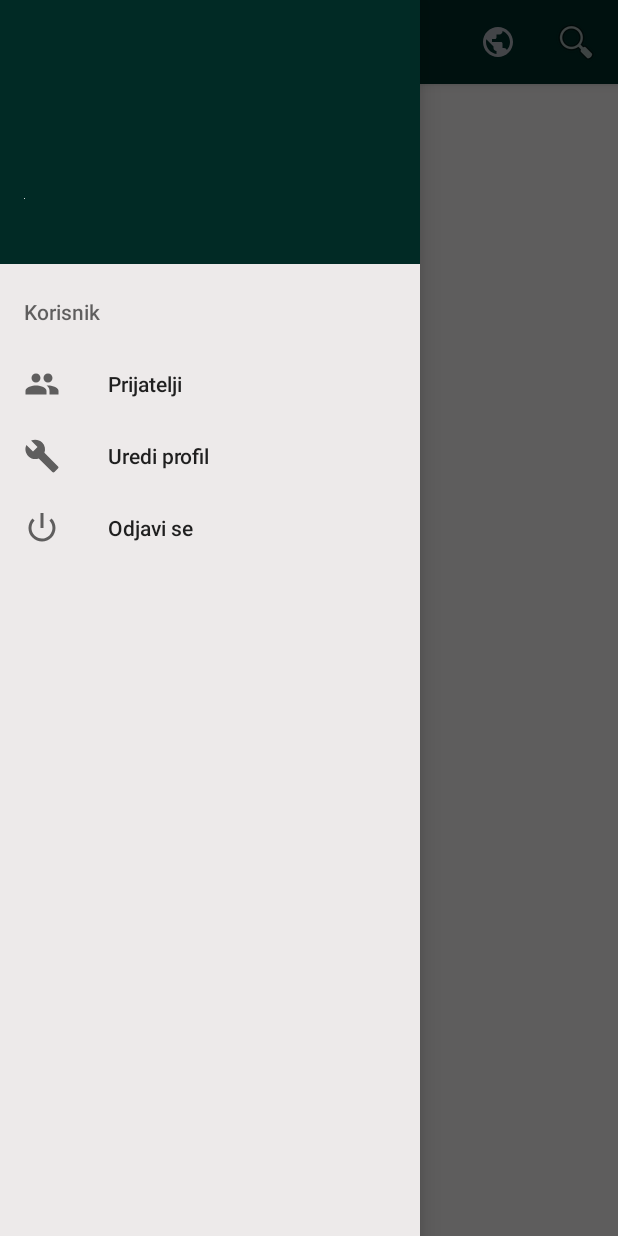
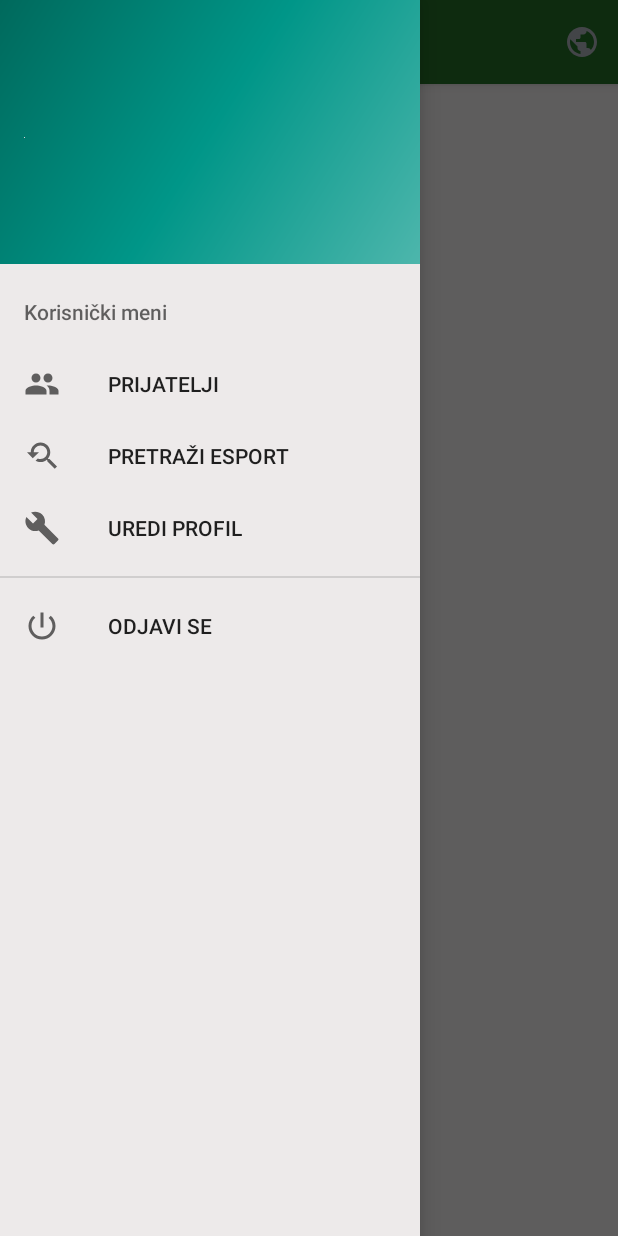
Before and after one commit to davidmak2709/RMA-projekt, an Android app: the screen it shows after launch once a user with an empty profile is signed in (MainActivity), with the side drawer open, on a phone screen of 412 x 824 dp. Run offline under Robolectric (Android 15) with nearby library versions, the phone set to English and light mode, and no system bars; our stand-ins replace Firebase (no records; nobody signed in at launch, a user with empty details on screens opened directly), Picasso; libraries missing offline, so code that uses them is left out: com.facebook, com.facebook.internal, com.facebook.login; 5 statements that could not run were skipped.

Commit message:
Prvo uređenje teme - TODO odrediti boje

```diff
--- a/app/src/main/java/hr/helloworld/david/esports/MainActivity.java
+++ b/app/src/main/java/hr/helloworld/david/esports/MainActivity.java
@@ -57,7 +57,7 @@ public class MainActivity extends AppCompatActivity
         if (firebaseUser != null) {
             Picasso.with(MainActivity.this)
                     .load(firebaseUser.getPhotoUrl())
-                    .resize(150, 150)
+                    .resize(200, 250)
                     .centerCrop()
                     .into(profilePictureHeader);
             usernameHeader.setText(firebaseUser.getDisplayName());
@@ -90,11 +90,6 @@ public class MainActivity extends AppCompatActivity
             intent = new Intent(MainActivity.this, MapActivity.class);
             startActivity(intent);
 
-        } else if (item.getItemId() == R.id.action_settings) {
-
-            intent = new Intent(MainActivity.this, SearchActivity.class);
-            startActivity(intent);
-
         }
 
 
@@ -118,6 +113,10 @@ public class MainActivity extends AppCompatActivity
         } else if (id == R.id.nav_friends_list) {
             Intent intent = new Intent(MainActivity.this, FriendListActivity.class);
             startActivity(intent);
+        } else if (id == R.id.action_settings) {
+            Intent intent = new Intent(MainActivity.this, SearchActivity.class);
+            startActivity(intent);
+
         }
 
         DrawerLayout drawer = findViewById(R.id.drawer_layout);
--- /dev/null
+++ b/app/src/main/res/drawable/ic_power_settings_new_black_30dp.xml
@@ -0,0 +1,10 @@
+<vector android:height="24dp"
+    android:tint="#B30000"
+    android:viewportHeight="24.0"
+    android:viewportWidth="24.0"
+    android:width="24dp"
+    xmlns:android="http://schemas.android.com/apk/res/android">
+    <path
+        android:fillColor="#B30000"
+        android:pathData="M13,3h-2v10h2L13,3zM17.83,5.17l-1.42,1.42C17.99,7.86 19,9.81 19,12c0,3.87 -3.13,7 -7,7s-7,-3.13 -7,-7c0,-2.19 1.01,-4.14 2.58,-5.42L6.17,5.17C4.23,6.82 3,9.26 3,12c0,4.97 4.03,9 9,9s9,-4.03 9,-9c0,-2.74 -1.23,-5.18 -3.17,-6.83z" />
+</vector>
--- /dev/null
+++ b/app/src/main/res/drawable/ic_youtube_searched_for_black_24dp.xml
@@ -0,0 +1,9 @@
+<vector xmlns:android="http://schemas.android.com/apk/res/android"
+    android:width="24dp"
+    android:height="24dp"
+    android:viewportWidth="24.0"
+    android:viewportHeight="24.0">
+    <path
+        android:fillColor="#FF000000"
+        android:pathData="M17.01,14h-0.8l-0.27,-0.27c0.98,-1.14 1.57,-2.61 1.57,-4.23 0,-3.59 -2.91,-6.5 -6.5,-6.5s-6.5,3 -6.5,6.5H2l3.84,4 4.16,-4H6.51C6.51,7 8.53,5 11.01,5s4.5,2.01 4.5,4.5c0,2.48 -2.02,4.5 -4.5,4.5 -0.65,0 -1.26,-0.14 -1.82,-0.38L7.71,15.1c0.97,0.57 2.09,0.9 3.3,0.9 1.61,0 3.08,-0.59 4.22,-1.57l0.27,0.27v0.79l5.01,4.99L22,19l-4.99,-5z" />
+</vector>
--- a/app/src/main/res/layout/activity_main.xml
+++ b/app/src/main/res/layout/activity_main.xml
@@ -19,6 +19,7 @@
         android:layout_height="match_parent"
         android:layout_gravity="start"
         android:fitsSystemWindows="true"
+        app:itemTextAppearance="@style/MyThemeForDrawerMenu"
         app:headerLayout="@layout/nav_header_main"
         app:menu="@menu/activity_main_drawer" />
 
--- a/app/src/main/res/layout/nav_header_main.xml
+++ b/app/src/main/res/layout/nav_header_main.xml
@@ -5,18 +5,17 @@
     android:layout_height="@dimen/nav_header_height"
     android:background="@drawable/side_nav_bar"
     android:gravity="bottom"
-    android:orientation="vertical"
+    android:orientation="horizontal"
     android:paddingBottom="@dimen/activity_vertical_margin"
     android:paddingLeft="@dimen/activity_horizontal_margin"
     android:paddingRight="@dimen/activity_horizontal_margin"
-    android:paddingTop="@dimen/activity_vertical_margin"
-    android:backgroundTint="@color/colorPrimaryDark"
-    android:theme="@style/ThemeOverlay.AppCompat.Dark">
+    android:paddingTop="@dimen/activity_vertical_margin">
 
     <ImageView
         android:id="@+id/userImageMainActivity"
         android:layout_width="wrap_content"
         android:layout_height="wrap_content"
+        android:layout_gravity="center_vertical"
         android:contentDescription="@string/nav_header_desc"
         android:paddingTop="@dimen/nav_header_vertical_spacing"
         app:srcCompat="@mipmap/ic_launcher_round" />
@@ -25,6 +24,9 @@
         android:id="@+id/usernameMainActivity"
         android:layout_width="match_parent"
         android:layout_height="wrap_content"
+        android:layout_gravity="center_vertical"
+        android:textSize="22sp"
+        android:layout_marginStart="25dp"
         android:paddingTop="@dimen/nav_header_vertical_spacing"
         android:textAppearance="@style/TextAppearance.AppCompat.Body1" />
 
--- a/app/src/main/res/menu/activity_main_drawer.xml
+++ b/app/src/main/res/menu/activity_main_drawer.xml
@@ -2,15 +2,6 @@
 <menu xmlns:android="http://schemas.android.com/apk/res/android"
     xmlns:tools="http://schemas.android.com/tools"
     tools:showIn="navigation_view">
-
-    <group android:checkableBehavior="single">
-
-        <!--<item-->
-        <!--&lt;!&ndash;android:id="@+id/nav_map"&ndash;&gt;-->
-        <!--android:icon="@drawable/ic_public_black_24dp"-->
-        <!--android:title="KARTA GOOGLE" />-->
-
-    </group>
 
     <item android:title="@string/navMenuUserString">
         <menu>
@@ -20,14 +11,22 @@
                 android:icon="@drawable/ic_group_black"
                 android:title="@string/navMenuFriendsString" />
             <item
+                android:id="@+id/action_settings"
+                android:icon="@drawable/ic_youtube_searched_for_black_24dp"
+                android:title="@string/SearchActivitySearchEditViewHint" />
+
+            <item
                 android:id="@+id/nav_edit_profile"
                 android:icon="@drawable/ic_menu_manage"
                 android:title="@string/navMenuEditProfileString" />
-            <item
-                android:id="@+id/nav_logout"
-                android:icon="@android:drawable/ic_lock_power_off"
-                android:title="@string/navMenuLogOutString" />
+
         </menu>
     </item>
 
+    <group android:checkableBehavior="single">
+        <item
+            android:id="@+id/nav_logout"
+            android:icon="@drawable/ic_power_settings_new_black_30dp"
+            android:title="@string/navMenuLogOutString" />
+    </group>
 </menu>
--- a/app/src/main/res/menu/main.xml
+++ b/app/src/main/res/menu/main.xml
@@ -9,11 +9,4 @@
         android:icon="@drawable/ic_public_black_24dp"
         app:showAsAction="always" />
 
-
-    <item
-        android:id="@+id/action_settings"
-        android:title="@string/SearchActivitySearchEditViewHint"
-        android:orderInCategory="100"
-        android:icon="@android:drawable/ic_menu_search"
-        app:showAsAction="always" />
 </menu>
--- a/app/src/main/res/values-v21/styles.xml
+++ b/app/src/main/res/values-v21/styles.xml
@@ -1,7 +1,7 @@
 <resources>
 
     <style name="AppTheme" parent="Theme.AppCompat.Light.NoActionBar">
-        <item name="colorPrimary">?attr/colorPrimaryDark</item>
+        <item name="colorPrimary">@color/colorPrimaryDark</item>
         <item name="colorPrimaryDark">@color/colorPrimaryDark</item>
         <item name="colorAccent">@color/colorAccent</item>
         <item name="coordinatorLayoutStyle">@style/Widget.Design.CoordinatorLayout</item>
--- a/app/src/main/res/values/colors.xml
+++ b/app/src/main/res/values/colors.xml
@@ -1,7 +1,7 @@
 <?xml version="1.0" encoding="utf-8"?>
 <resources>
     <color name="colorPrimary">#009688</color>
-    <color name="colorPrimaryDark">#012a25</color>
+    <color name="colorPrimaryDark">#236b26</color>
     <color name="colorAccent">#a40b0b</color>
 
     <color name="colorTextLabel">#000000</color>
--- a/app/src/main/res/values/strings.xml
+++ b/app/src/main/res/values/strings.xml
@@ -32,7 +32,7 @@
     <string name="navMenuLogOutString">Odjavi se</string>
     <string name="navMenuFriendsString">Prijatelji</string>
     <string name="navMenuEditProfileString">Uredi profil</string>
-    <string name="navMenuUserString">Korisnik</string>
+    <string name="navMenuUserString">Korisnički meni</string>
 
     <!-- Edit Profile Activity strings-->
     <string name="EditProfileSaveButtonLabel">Spremi</string>
--- a/app/src/main/res/values/styles.xml
+++ b/app/src/main/res/values/styles.xml
@@ -2,12 +2,10 @@
 
     <!-- Base application theme. -->
     <style name="AppTheme" parent="Theme.AppCompat.Light.NoActionBar">
-        <item name="colorPrimary">@color/colorPrimary</item>
+        <item name="colorPrimary">@color/colorPrimaryDark</item>
         <item name="colorPrimaryDark">@color/colorPrimaryDark</item>
         <item name="colorAccent">@color/colorAccent</item>
         <item name="coordinatorLayoutStyle">@style/Widget.Design.CoordinatorLayout</item>
-
-
     </style>
 
 
@@ -20,4 +18,8 @@
 
     <style name="AppTheme.PopupOverlay" parent="ThemeOverlay.AppCompat.Light" />
 
+    <style name="MyThemeForDrawerMenu">
+        <item name="android:textAllCaps">true</item>
+    </style>
+
 </resources>
```
